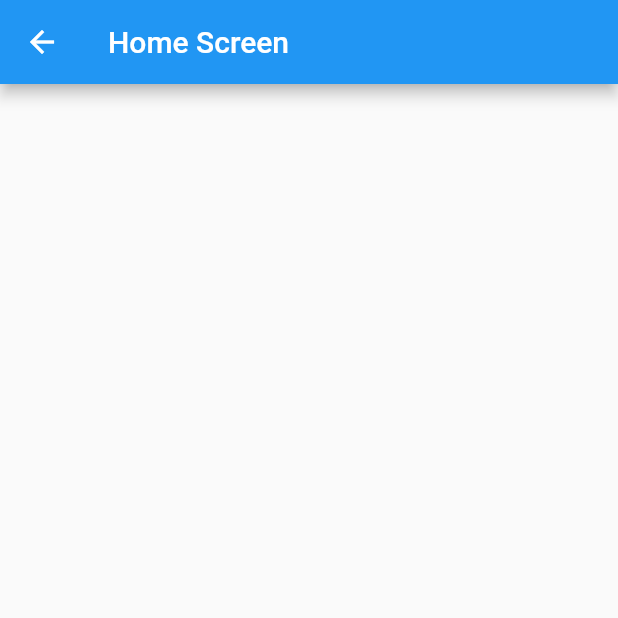
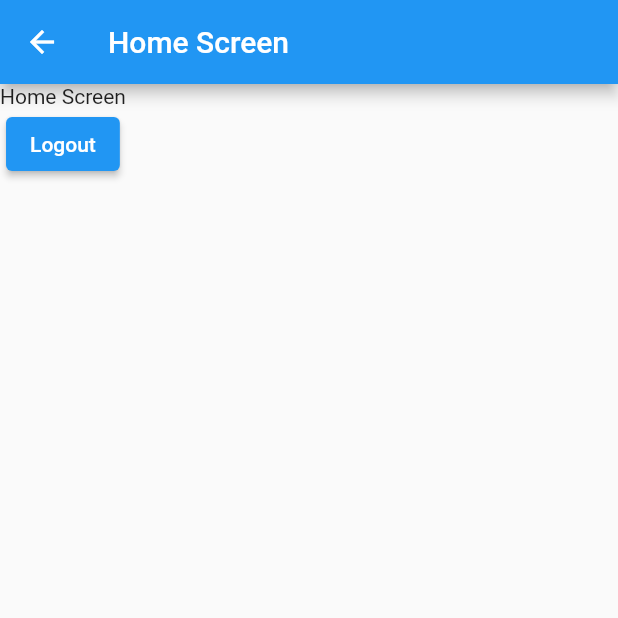
Before and after one commit to Sadia-Saif/Flutter-Firestore, a Flutter app: the HomeScreen screen opened directly, on a phone screen of 412 x 824 dp, the top half of it. Run offline on Flutter 3.47's test engine with Material 2 defaults, Android fonts, the phone set to English and light mode, and no system bars; our stand-ins replace cloud_firestore, firebase_auth, firebase_core, flutter_form_builder, form_builder_validators; accounts and stored records are empty.

```diff
--- /dev/null
+++ b/lib/models/auth_data.dart
@@ -0,0 +1,61 @@
+import 'dart:convert';
+
+class AuthData {
+  final String name;
+  final String email;
+  final String id;
+
+  AuthData({
+    required this.name,
+    required this.email,
+    required this.id,
+  });
+
+  AuthData copyWith({
+    String? name,
+    String? email,
+    String? id,
+  }) {
+    return AuthData(
+      name: name ?? this.name,
+      email: email ?? this.email,
+      id: id ?? this.id,
+    );
+  }
+
+  Map<String, dynamic> toMap() {
+    return <String, dynamic>{
+      'name': name,
+      'email': email,
+      'id': id,
+    };
+  }
+
+  factory AuthData.fromMap(Map<String, dynamic> map) {
+    return AuthData(
+      name: map['name'] as String,
+      email: map['email'] as String,
+      id: map['id'] as String,
+    );
+  }
+
+  String toJson() => json.encode(toMap());
+
+  factory AuthData.fromJson(String source) => AuthData.fromMap(json.decode(source) as Map<String, dynamic>);
+
+  @override
+  String toString() => 'AuthData(name: $name, email: $email, id: $id)';
+
+  @override
+  bool operator ==(covariant AuthData other) {
+    if (identical(this, other)) return true;
+
+    return
+      other.name == name &&
+      other.email == email &&
+      other.id == id;
+  }
+
+  @override
+  int get hashCode => name.hashCode ^ email.hashCode ^ id.hashCode;
+}
--- a/lib/screens/home_screen.dart
+++ b/lib/screens/home_screen.dart
@@ -1,4 +1,4 @@
-import 'package:firebase_crud/services/database/users/data_provider.dart';
+import 'package:firebase_crud/services/auth/auth_provider.dart';
 import 'package:flutter/material.dart';
 
 class HomeScreen extends StatefulWidget {
@@ -9,6 +9,8 @@ class HomeScreen extends StatefulWidget {
 }
 
 class _HomeScreenState extends State<HomeScreen> {
+  bool isLoading = false;
+
   @override
   void initState() {
     super.initState();
@@ -20,31 +22,53 @@ class _HomeScreenState extends State<HomeScreen> {
       appBar: AppBar(
         title: const Text('Home Screen'),
       ),
-      body: StreamBuilder(
-        stream: UserProvider.fetchUser(),
-        builder: (context, snapshot) {
-          if (snapshot.connectionState == ConnectionState.waiting) {
-            return const Center(
-              child: CircularProgressIndicator(),
-            );
-          } else if (snapshot.hasData) {
-            final users = snapshot.data!.docs;
-            return ListView.builder(
-              itemCount: users.length,
-              itemBuilder: (context, index) {
-                final user = users[index].data();
-                return ListTile(
-                  title: Text(user['name']),
-                  subtitle: Text(user['likes']),
-                );
-              },
-            );
-          } else {
-            return const Center(
-              child: Text('No data found.'),
-            );
-          }
-        },
+      // body: StreamBuilder(
+      //   stream: UserProvider.fetchUser(),
+      //   builder: (context, snapshot) {
+      //     if (snapshot.connectionState == ConnectionState.waiting) {
+      //       return const Center(
+      //         child: CircularProgressIndicator(),
+      //       );
+      //     } else if (snapshot.hasData) {
+      //       final users = snapshot.data!.docs;
+      //       return ListView.builder(
+      //         itemCount: users.length,
+      //         itemBuilder: (context, index) {
+      //           final user = users[index].data();
+      //           return ListTile(
+      //             title: Text(user['name']),
+      //             subtitle: Text(user['likes']),
+      //           );
+      //         },
+      //       );
+      //     } else {
+      //       return const Center(
+      //         child: Text('No data found.'),
+      //       );
+      //     }
+      //   },
+      // ),
+
+      body: Column(
+        children: [
+          const Text("Home Screen"),
+          isLoading
+              ? const CircularProgressIndicator()
+              : ElevatedButton(
+                  onPressed: () async {
+                    setState(() {
+                      isLoading = true;
+                    });
+
+                    await AuthProvider.logout();
+
+                    setState(() {
+                      isLoading = false;
+                    });
+                  },
+                  child: const Text("Logout"),
+                )
+        ],
       ),
     );
   }
--- a/lib/screens/login/login.dart
+++ b/lib/screens/login/login.dart
@@ -1,4 +1,5 @@
 import 'package:firebase_crud/screens/register/register.dart';
+import 'package:firebase_crud/services/auth/auth_provider.dart';
 import 'package:flutter/material.dart';
 import 'package:flutter_form_builder/flutter_form_builder.dart';
 import 'package:form_builder_validators/form_builder_validators.dart';
--- a/lib/screens/register/register.dart
+++ b/lib/screens/register/register.dart
@@ -1,3 +1,4 @@
+import 'package:firebase_crud/services/auth/auth_provider.dart';
 import 'package:flutter/material.dart';
 import 'package:flutter_form_builder/flutter_form_builder.dart';
 import 'package:form_builder_validators/form_builder_validators.dart';
--- a/pubspec.yaml
+++ b/pubspec.yaml
@@ -40,6 +40,7 @@ dependencies:
   uuid: ^3.0.7
   flutter_form_builder: ^9.1.0
   form_builder_validators: ^9.0.0
+  firebase_auth: ^4.6.3
 
 dev_dependencies:
   flutter_test:
```
Also changed, not shown: lib/main.dart (+18 -3 lines), lib/screens/login/widget/_body.dart (+35 -4 lines), lib/screens/register/widget/_body.dart (+34 -4 lines), lib/services/auth/auth_provider.dart (added, +62 -0 lines), pubspec.lock.
